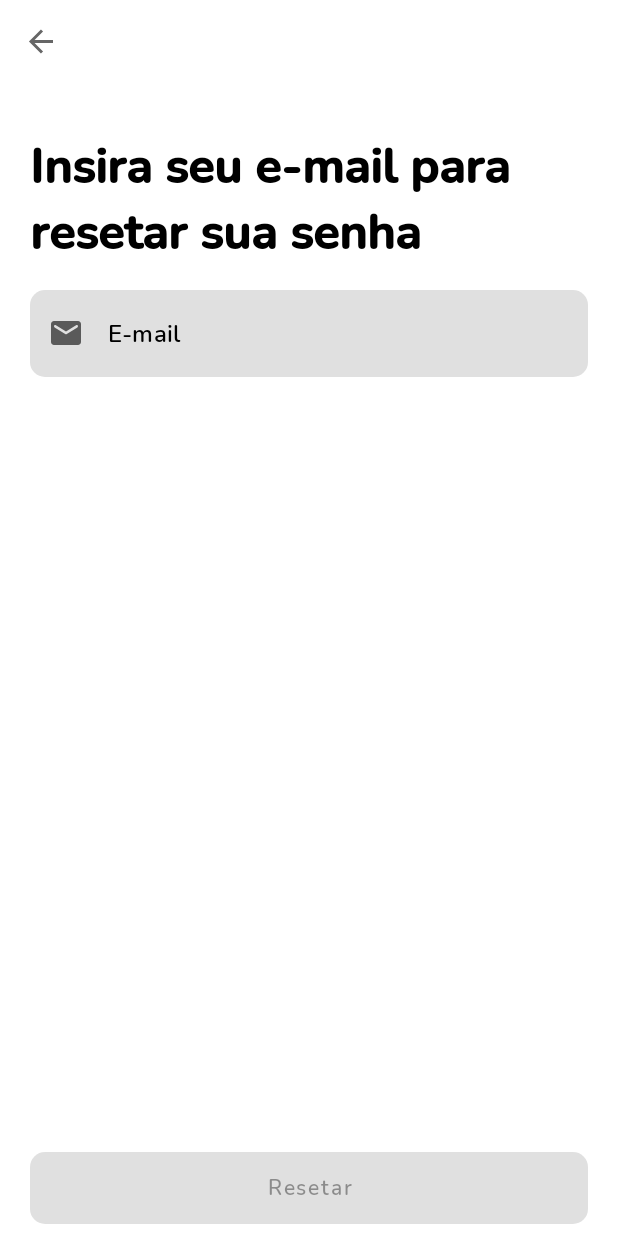
After one commit to weslleystos/emonitoria, an Android app: the RecoveryFragment screen opened through its navigation route, on a phone screen of 412 x 824 dp. The commit adds this screen. Run offline under Robolectric (Android 15) with nearby library versions, the phone set to English and light mode, and no system bars; our stand-ins replace Dagger/Hilt's generated code, Firebase (no records; nobody signed in at launch, a user with empty details on screens opened directly), Timber, data binding, navigation-ui; libraries missing offline, so code that uses them is left out: androidx.test.espresso; 5 statements that could not run were skipped.

Commit message:
Creation of the recovery password use case.

```diff
--- a/android/Domain/src/main/java/com/github/weslleystos/emonitoria/domain/auth/repository/AuthRepository.kt
+++ b/android/Domain/src/main/java/com/github/weslleystos/emonitoria/domain/auth/repository/AuthRepository.kt
@@ -7,4 +7,6 @@ interface AuthRepository {
     suspend fun loginWithEmailAndPassword(email: String, password: String): Resource<AuthUser>
 
     suspend fun getAuthenticateUser(): Resource<AuthUser>
+
+    suspend fun recoveryPassword(email: String): Resource<Boolean>
 }
--- a/android/app/build.gradle
+++ b/android/app/build.gradle
@@ -60,11 +60,12 @@ dependencies {
     implementation project(path: ':domain')
     // Used by hilt do inject dependencies.
     implementation project(path: ':data')
-    implementation 'androidx.legacy:legacy-support-v4:1.0.0'
     androidTestImplementation project(path: ':data')
 
     // Lifecycle
     implementation "androidx.lifecycle:lifecycle-runtime-ktx:$lifecycle_version"
+    implementation "androidx.lifecycle:lifecycle-viewmodel-ktx:$lifecycle_version"
+
 
     // Navigation
     implementation "androidx.navigation:navigation-fragment-ktx:$nav_version"
--- /dev/null
+++ b/android/app/src/main/java/com/github/weslleystos/emonitoria/auth/recovery/ui/RecoveryFragment.kt
@@ -0,0 +1,84 @@
+package com.github.weslleystos.emonitoria.auth.recovery.ui
+
+import android.os.Bundle
+import android.view.LayoutInflater
+import android.view.View
+import android.view.ViewGroup
+import androidx.core.widget.doAfterTextChanged
+import androidx.fragment.app.Fragment
+import androidx.fragment.app.viewModels
+import androidx.lifecycle.Lifecycle.State.STARTED
+import androidx.lifecycle.lifecycleScope
+import androidx.lifecycle.repeatOnLifecycle
+import androidx.navigation.fragment.findNavController
+import androidx.navigation.ui.AppBarConfiguration
+import androidx.navigation.ui.setupWithNavController
+import com.github.weslleystos.emonitoria.R
+import com.github.weslleystos.emonitoria.auth.recovery.vm.RecoveryViewModel
+import com.github.weslleystos.emonitoria.databinding.FragmentRecoveryBinding
+import com.github.weslleystos.emonitoria.domain.shared.exceptions.AuthInvalidUser
+import com.github.weslleystos.emonitoria.domain.shared.model.onFailure
+import com.github.weslleystos.emonitoria.domain.shared.model.onSuccess
+import com.github.weslleystos.emonitoria.shared.util.*
+import dagger.hilt.android.AndroidEntryPoint
+import kotlinx.coroutines.flow.collect
+import kotlinx.coroutines.launch
+
+@AndroidEntryPoint
+class RecoveryFragment : Fragment() {
+    private var _binding: FragmentRecoveryBinding? = null
+    private val binding get() = _binding!!
+
+    private val recoveryViewModel by viewModels<RecoveryViewModel>()
+
+    override fun onCreateView(
+        inflater: LayoutInflater,
+        container: ViewGroup?,
+        savedInstanceState: Bundle?
+    ): View {
+        _binding = FragmentRecoveryBinding.inflate(inflater, container, false)
+        _binding?.lifecycleOwner = viewLifecycleOwner
+        _binding?.viewModel = recoveryViewModel
+        return binding.root
+    }
+
+    override fun onViewCreated(view: View, savedInstanceState: Bundle?): Unit = binding.run {
+        val navController = findNavController()
+        val appBarConfiguration = AppBarConfiguration(navController.graph)
+
+        toolbar.setupWithNavController(navController, appBarConfiguration)
+
+        inputEmail.doAfterTextChanged { email ->
+            recoveryViewModel.isValidEmail.set(validateEmail(email.toString()))
+        }
+
+        lifecycleScope.launch {
+            repeatOnLifecycle(STARTED) {
+                recoveryViewModel.state.collect { result ->
+                    result.run {
+                        onSuccess {
+                            snackBar(R.string.email_sent) {
+                                onDismissed {
+                                    navController.popBackStack()
+                                }
+                            }
+                        }
+                        onFailure { exception ->
+                            when (exception) {
+                                is AuthInvalidUser -> snackBar(R.string.invalid_user)
+                                else -> snackBar(R.string.something_wrong)
+                            }
+                        }
+                    }
+                }
+            }
+        }
+    }
+
+    private fun validateEmail(email: String): Boolean = binding.run {
+        return@run ValidatorString(email)
+            .isNotEmpty { edtEmail.error = getString(R.string.required_field) }
+            .isEmail { edtEmail.error = (getString(R.string.invalid_email)) }
+            .isValid { binding.edtEmail.error = null }
+    }
+}
--- /dev/null
+++ b/android/app/src/main/java/com/github/weslleystos/emonitoria/auth/recovery/vm/RecoveryViewModel.kt
@@ -0,0 +1,34 @@
+package com.github.weslleystos.emonitoria.auth.recovery.vm
+
+import androidx.databinding.ObservableBoolean
+import androidx.lifecycle.ViewModel
+import androidx.lifecycle.viewModelScope
+import com.github.weslleystos.emonitoria.domain.auth.usecase.RecoveryPasswordUseCase
+import com.github.weslleystos.emonitoria.domain.shared.model.Resource
+import com.github.weslleystos.emonitoria.shared.util.loadingHandler
+import com.github.weslleystos.emonitoria.shared.util.wrapperIdlingResource
+import dagger.hilt.android.lifecycle.HiltViewModel
+import kotlinx.coroutines.flow.MutableStateFlow
+import kotlinx.coroutines.flow.StateFlow
+import javax.inject.Inject
+
+@HiltViewModel
+class RecoveryViewModel @Inject constructor(
+    private val recoveryPasswordUseCase: RecoveryPasswordUseCase
+) : ViewModel() {
+    private val _state = MutableStateFlow<Resource<Boolean>>(Resource.init())
+    val state: StateFlow<Resource<Boolean>> = _state
+
+    var email: String? = null
+
+    val isValidEmail = ObservableBoolean(false)
+    val isLoading = ObservableBoolean(false)
+
+    fun wrapperDoRecovery(_email: String) = wrapperIdlingResource(viewModelScope) {
+        doRecovery(_email)
+    }
+
+    suspend fun doRecovery(_email: String) = loadingHandler(isLoading) {
+        _state.emit(recoveryPasswordUseCase(_email))
+    }
+}
--- /dev/null
+++ b/android/app/src/main/res/layout/fragment_recovery.xml
@@ -0,0 +1,106 @@
+<?xml version="1.0" encoding="utf-8"?>
+<layout xmlns:android="http://schemas.android.com/apk/res/android"
+    xmlns:app="http://schemas.android.com/apk/res-auto"
+    xmlns:tools="http://schemas.android.com/tools"
+    tools:context=".auth.login.ui.LoginFragment">
+
+    <data>
+
+        <variable
+            name="viewModel"
+            type="com.github.weslleystos.emonitoria.auth.recovery.vm.RecoveryViewModel" />
+    </data>
+
+    <androidx.coordinatorlayout.widget.CoordinatorLayout
+        android:layout_width="match_parent"
+        android:layout_height="match_parent">
+
+        <com.google.android.material.appbar.AppBarLayout
+            android:id="@+id/app_bar"
+            android:layout_width="match_parent"
+            android:layout_height="wrap_content"
+            android:background="@android:color/transparent"
+            app:elevation="0dp">
+
+            <androidx.appcompat.widget.Toolbar
+                android:id="@+id/toolbar"
+                android:layout_width="match_parent"
+                android:layout_height="?attr/actionBarSize" />
+
+        </com.google.android.material.appbar.AppBarLayout>
+
+        <androidx.constraintlayout.widget.ConstraintLayout
+            android:layout_width="match_parent"
+            android:layout_height="match_parent"
+            android:layout_marginTop="?actionBarSize"
+            android:paddingHorizontal="20dp">
+
+            <TextView
+                android:id="@+id/txt_recovery"
+                android:layout_width="wrap_content"
+                android:layout_height="wrap_content"
+                android:layout_marginTop="32dp"
+                android:fontFamily="@font/nunito_bold"
+                android:text="@string/recovery_instructions"
+                android:textColor="@color/black"
+                android:textFontWeight="900"
+                android:textSize="32sp"
+                app:layout_constraintBottom_toTopOf="@+id/edt_email"
+                app:layout_constraintEnd_toEndOf="parent"
+                app:layout_constraintHorizontal_bias="0"
+                app:layout_constraintStart_toStartOf="parent"
+                app:layout_constraintTop_toTopOf="parent"
+                app:layout_constraintVertical_chainStyle="packed"
+                tools:targetApi="p" />
+
+
+            <com.google.android.material.textfield.TextInputLayout
+                android:id="@+id/edt_email"
+                style="@style/StyleInputLayout"
+                android:layout_width="match_parent"
+                android:layout_height="wrap_content"
+                android:layout_marginVertical="16dp"
+                app:layout_constraintEnd_toEndOf="parent"
+                app:layout_constraintStart_toStartOf="parent"
+                app:layout_constraintTop_toBottomOf="@id/txt_recovery"
+                app:startIconDrawable="@drawable/ic_email">
+
+                <com.google.android.material.textfield.TextInputEditText
+                    android:id="@+id/input_email"
+                    android:layout_width="match_parent"
+                    android:layout_height="wrap_content"
+                    android:background="@drawable/rounded_10_dp"
+                    android:fontFamily="@font/nunito_semibold"
+                    android:hint="@string/email"
+                    android:imeOptions="actionDone"
+                    android:inputType="textEmailAddress"
+                    android:maxLines="1"
+                    android:text="@={viewModel.email}"
+                    android:textColor="@color/black"
+                    android:textColorHint="@color/black" />
+            </com.google.android.material.textfield.TextInputLayout>
+
+
+            <com.google.android.material.button.MaterialButton
+                android:id="@+id/btn_sign_in"
+                android:layout_width="match_parent"
+                android:layout_height="wrap_content"
+                android:layout_marginVertical="8dp"
+                android:enabled="@{!viewModel.isLoading &amp;&amp; viewModel.isValidEmail}"
+                android:fontFamily="@font/nunito_semibold"
+                android:imeOptions="actionDone"
+                android:insetTop="0dp"
+                android:insetBottom="0dp"
+                android:onClick="@{() ->  viewModel.wrapperDoRecovery(viewModel.email)}"
+                android:text="@{!viewModel.isLoading ? @string/reset : @string/sending}"
+                android:textAllCaps="false"
+                app:cornerRadius="10dp"
+                app:layout_constraintBottom_toBottomOf="parent"
+                app:layout_constraintEnd_toEndOf="parent"
+                app:layout_constraintStart_toStartOf="parent"
+                tools:text="@string/reset" />
+
+        </androidx.constraintlayout.widget.ConstraintLayout>
+
+    </androidx.coordinatorlayout.widget.CoordinatorLayout>
+</layout>
--- a/android/app/src/main/res/navigation/nav_graph.xml
+++ b/android/app/src/main/res/navigation/nav_graph.xml
@@ -8,13 +8,12 @@
     <fragment
         android:id="@+id/splashFragment"
         android:name="com.github.weslleystos.emonitoria.splash.ui.SplashFragment"
-        android:label="Splash Screen"
         tools:layout="@layout/fragment_splash">
         <action
             android:id="@+id/toHomeFragment"
             app:destination="@id/homeFragment"
             app:enterAnim="@anim/slide_left"
-            app:exitAnim="@anim/wait_anim"
+            app:exitAnim="@anim/fade_out"
             app:popUpTo="@+id/splashFragment"
             app:popUpToInclusive="true" />
 
@@ -29,12 +28,25 @@
     <fragment
         android:id="@+id/signInFragment"
         android:name="com.github.weslleystos.emonitoria.auth.login.ui.LoginFragment"
-        android:label="Login"
-        tools:layout="@layout/fragment_login" />
+        tools:layout="@layout/fragment_login">
+        <action
+            android:id="@+id/toRecoveryFragment"
+            app:destination="@id/recoveryFragment"
+            app:enterAnim="@anim/slide_left"
+            app:exitAnim="@anim/fade_out"
+            app:popEnterAnim="@anim/fade_in"
+            app:popExitAnim="@anim/slide_right" />
+    </fragment>
 
     <fragment
         android:id="@+id/homeFragment"
         android:name="com.github.weslleystos.emonitoria.home.ui.HomeFragment"
         android:label="Home"
         tools:layout="@layout/fragment_home" />
+
+    <fragment
+        android:id="@+id/recoveryFragment"
+        android:name="com.github.weslleystos.emonitoria.auth.recovery.ui.RecoveryFragment"
+        tools:layout="@layout/fragment_recovery" />
+
 </navigation>
--- a/android/app/src/main/res/values/strings.xml
+++ b/android/app/src/main/res/values/strings.xml
@@ -27,7 +27,6 @@
     <string name="logo_description">Logo do aplicativo</string>
     <string name="recovery_instructions">Insira seu e-mail para resetar sua senha</string>
 
-
     <string name="reset">Resetar</string>
     <string name="sending">Enviando…</string>
 </resources>
```
Also changed, not shown: android/Domain/src/main/java/com/github/weslleystos/emonitoria/domain/auth/usecase/RecoveryPasswordUseCase.kt (added, +11 -0 lines), android/Domain/src/main/java/com/github/weslleystos/emonitoria/domain/shared/exceptions/AuthInvalidUser.kt (added, +7 -0 lines), android/data/src/main/java/com/github/weslleystos/emonitoria/data/auth/di/AuthModule.kt (+7 -0 lines), android/data/src/main/java/com/github/weslleystos/emonitoria/data/auth/repository/AuthRepositoryImpl.kt (+20 -3 lines), 5 other files.
